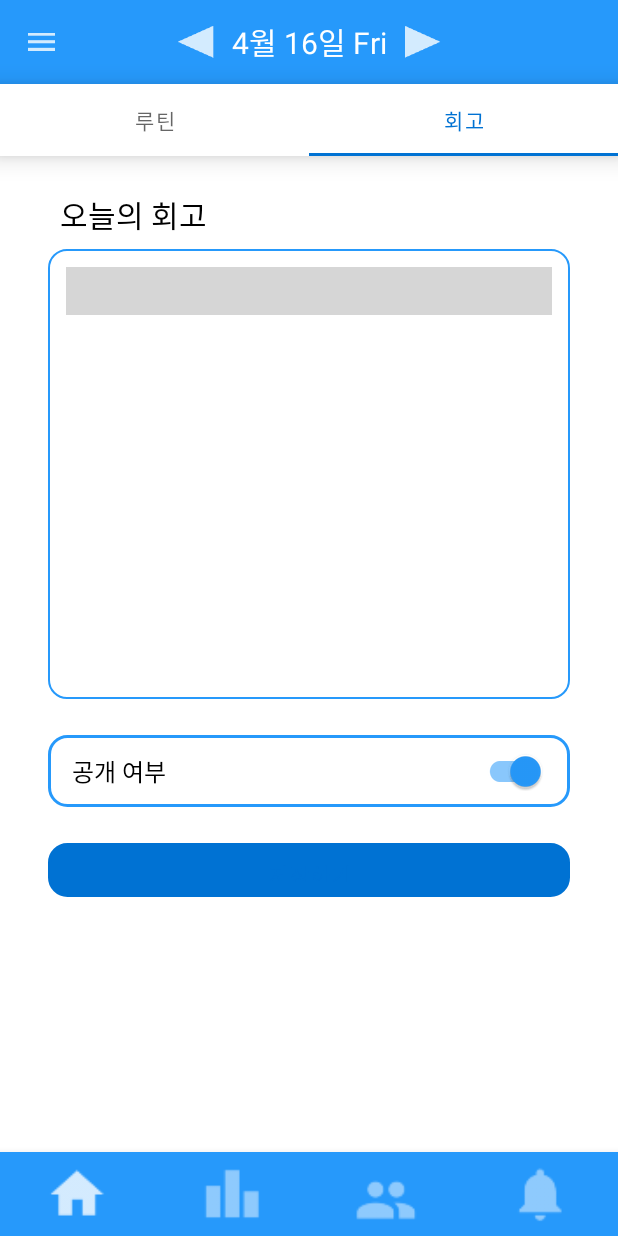
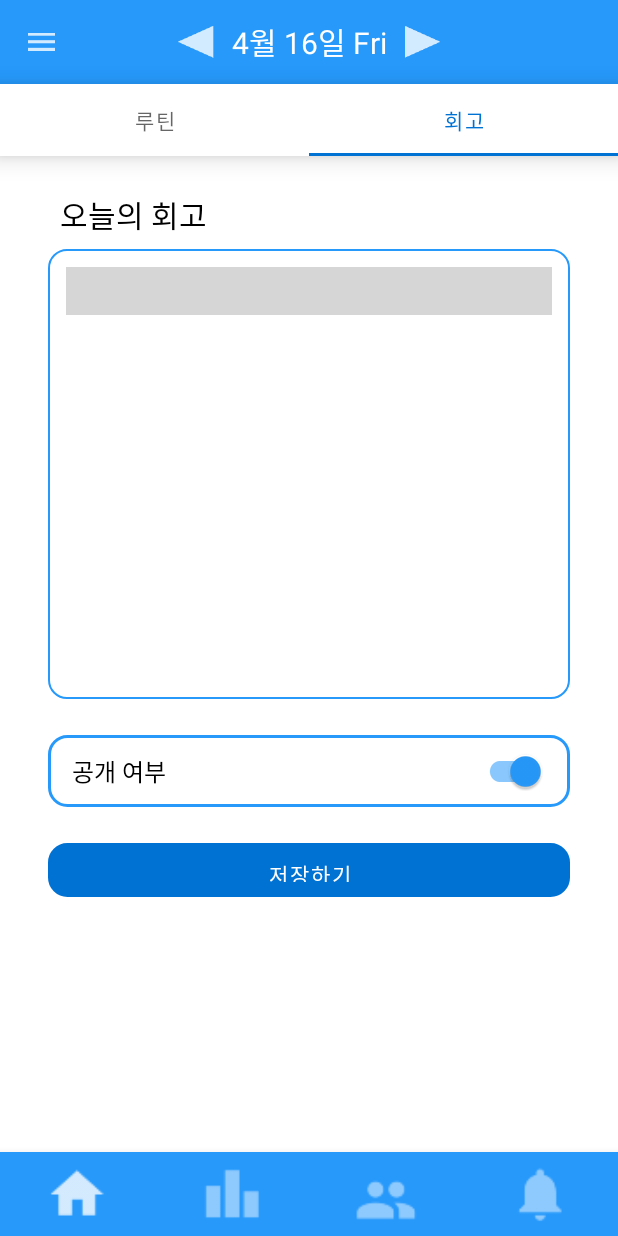
Before and after one commit to seahahn/routine_maker, an Android app: the MainRoutineFragment screen opened directly, with no data from a screen before it, tab 2 chosen, on a phone screen of 412 x 824 dp. Run offline under Robolectric (Android 15) with nearby library versions, the phone set to English and light mode, and no system bars; libraries missing offline, so code that uses them is left out: com.nhn.android; pictures from the network do not load; grey boxes are pictures that could not be loaded.

Commit message:
onPrimary color deleted

```diff
--- a/app/src/main/java/com/seahahn/routinemaker/main/MainRoutineFragment.kt
+++ b/app/src/main/java/com/seahahn/routinemaker/main/MainRoutineFragment.kt
@@ -49,9 +49,9 @@ class MainRoutineFragment : Fragment() {
         rtAdapter = RtAdapter()
         rtList.adapter = rtAdapter
 
-        for(i in 1..9) {
+        for(i in 1..999) {
             d(TAG, "rt list data $i")
-            mDatas.add(RtData(i, "test $i", listOf("월", "수", "금"), "05:0$i"))
+            mDatas.add(RtData(i, "test $i", listOf("월", "수", "금"), "05:00"))
         }
 
         rtAdapter.replaceList(mDatas)
--- a/app/src/main/res/layout/activity_mypage.xml
+++ b/app/src/main/res/layout/activity_mypage.xml
@@ -75,6 +75,7 @@
                         style="@style/txt_m"
                         android:layout_width="wrap_content"
                         android:layout_height="40dp"
+                        android:layout_weight="10"
                         android:maxLines="1"
                         android:id="@+id/nick"
                         android:layout_gravity="start"
--- a/app/src/main/res/values/styles.xml
+++ b/app/src/main/res/values/styles.xml
@@ -5,7 +5,6 @@
         <item name="colorPrimary">@color/colorPrimary</item>
         <item name="colorPrimaryDark">@color/colorPrimaryDark</item>
         <item name="colorAccent">@color/colorAccent</item>
-        <item name="colorOnPrimary">@color/colorPrimary</item>
     </style>
 
     <style name="SplashTheme" parent="Theme.AppCompat.NoActionBar">
```
Also changed, not shown: app/src/main/java/com/seahahn/routinemaker/user/MypageActivity.kt (+38 -5 lines), app/src/main/java/com/seahahn/routinemaker/util/User.kt (+8 -0 lines).
